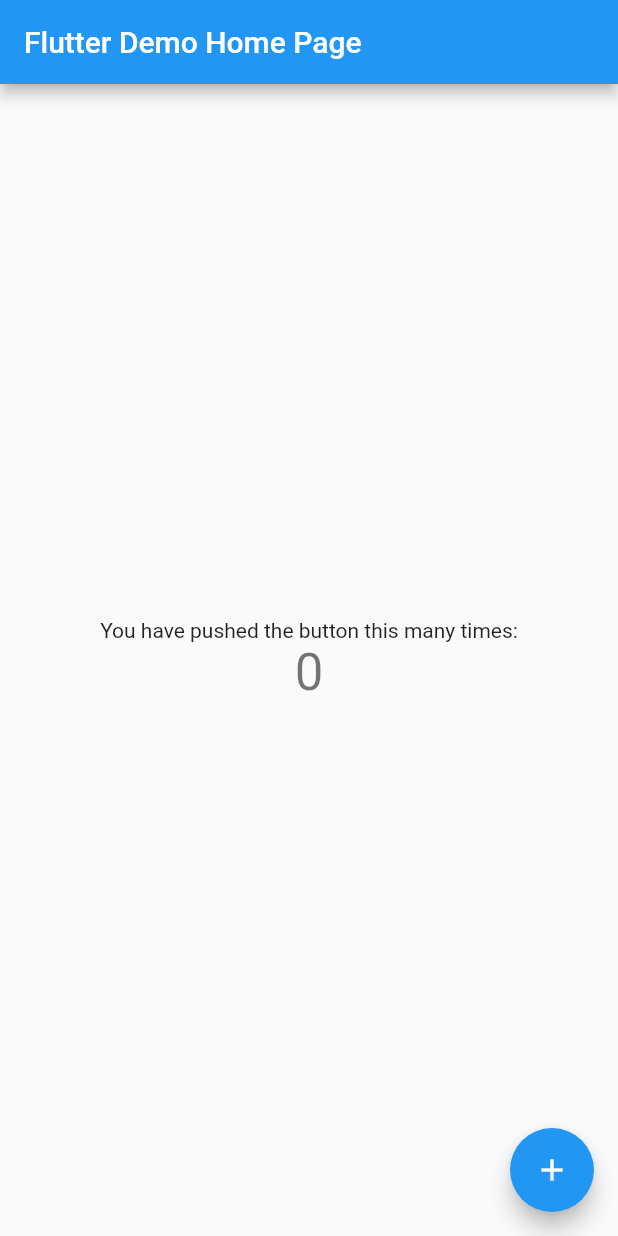
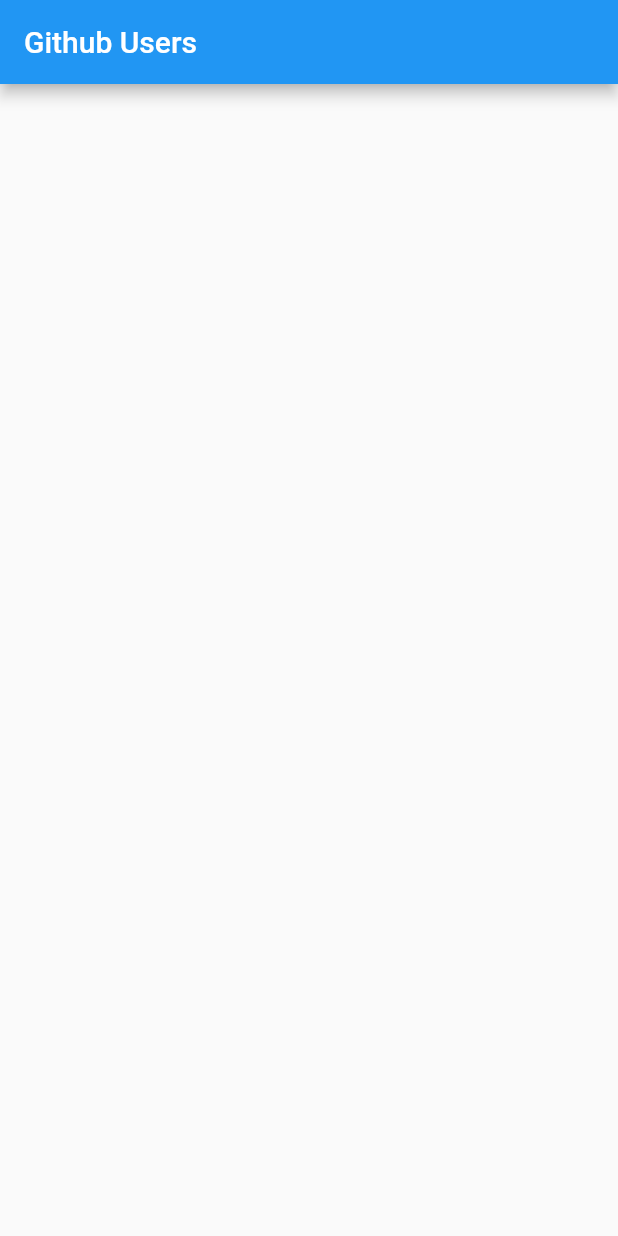
Before and after one commit to WeRockStar/git-flutter, a Flutter app: the screen it shows after launch, on a phone screen of 412 x 824 dp. Run offline on Flutter 3.47's test engine with Material 2 defaults, Android fonts, the phone set to English and light mode, and no system bars.

```diff
--- a/lib/main.dart
+++ b/lib/main.dart
@@ -10,11 +10,11 @@ class MyApp extends StatelessWidget {
   @override
   Widget build(BuildContext context) {
     return MaterialApp(
-      title: 'Flutter Demo',
+      title: 'Git',
       theme: ThemeData(
         primarySwatch: Colors.blue,
       ),
-      home: const GitUserPage(title: 'Flutter Demo Home Page'),
+      home: const GitUserPage(title: 'Github Users'),
     );
   }
 }
@@ -29,39 +29,13 @@ class GitUserPage extends StatefulWidget {
 }
 
 class _GitUserPageState extends State<GitUserPage> {
-  int _counter = 0;
-
-  void _incrementCounter() {
-    setState(() {
-      _counter++;
-    });
-  }
-
   @override
   Widget build(BuildContext context) {
     return Scaffold(
       appBar: AppBar(
         title: Text(widget.title),
       ),
-      body: Center(
-        child: Column(
-          mainAxisAlignment: MainAxisAlignment.center,
-          children: <Widget>[
-            const Text(
-              'You have pushed the button this many times:',
-            ),
-            Text(
-              '$_counter',
-              style: Theme.of(context).textTheme.headlineMedium,
-            ),
-          ],
-        ),
-      ),
-      floatingActionButton: FloatingActionButton(
-        onPressed: _incrementCounter,
-        tooltip: 'Increment',
-        child: const Icon(Icons.add),
-      ),
+      body: Container(),
     );
   }
 }
```
Also changed, not shown: pubspec.yaml (+0 -13 lines).
